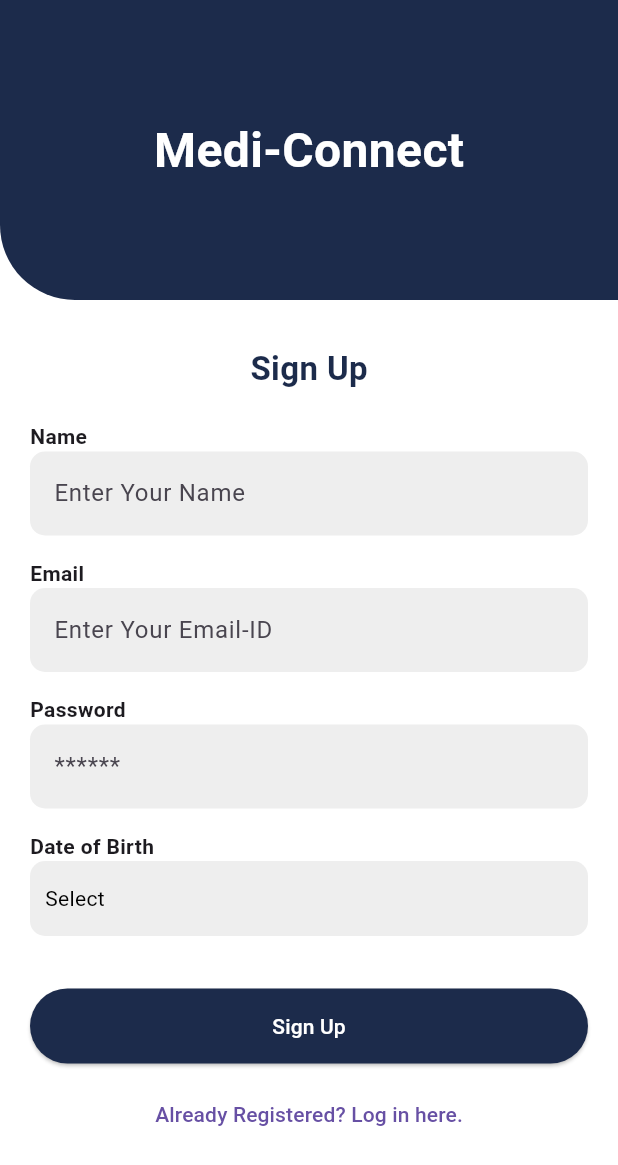
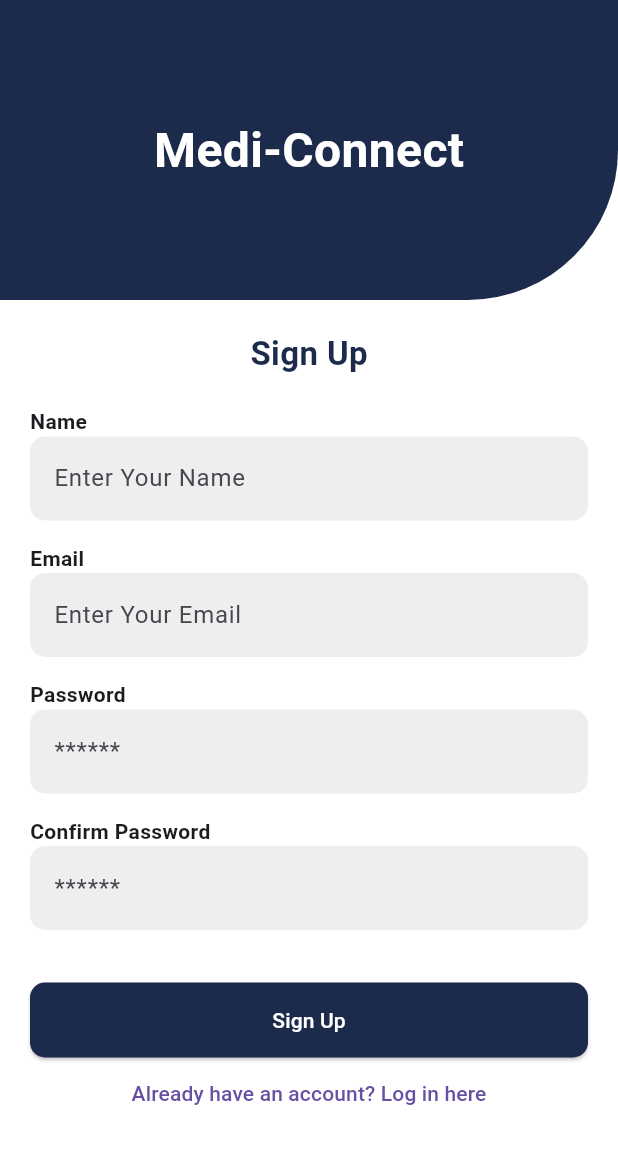
Before and after one commit to xdanujj/mediconnect, a Flutter app: the screen it shows after launch, after a tap on "Don't have an account? Signup here", on a phone screen of 412 x 824 dp. Shown: the top 1165 px of the screen. Run offline on Flutter 3.47's test engine with Material 3 defaults, Android fonts, the phone set to English and light mode, and no system bars; our stand-ins replace supabase_flutter; accounts and stored records are empty.

Commit message:
backend for sign up and login page

```diff
--- a/mediconnect/lib/loginpage.dart
+++ b/mediconnect/lib/loginpage.dart
@@ -1,8 +1,44 @@
 import 'package:flutter/material.dart';
 import 'package:mediconnect/signup.dart';
 import 'package:mediconnect/userchoice.dart';
+import 'package:mediconnect/supabaseservices.dart';
 
-class LoginScreen extends StatelessWidget {
+class LoginScreen extends StatefulWidget {
+  @override
+  _LoginScreenState createState() => _LoginScreenState();
+}
+
+class _LoginScreenState extends State<LoginScreen> {
+  final TextEditingController emailController = TextEditingController();
+  final TextEditingController passwordController = TextEditingController();
+  final SupabaseService supabaseService = SupabaseService();
+
+  // Login Function
+  Future<void> loginUser() async {
+    String email = emailController.text.trim();
+    String password = passwordController.text.trim();
+
+    if (email.isEmpty || password.isEmpty) {
+      ScaffoldMessenger.of(context).showSnackBar(
+        const SnackBar(content: Text("Please enter both email and password")),
+      );
+      return;
+    }
+
+    final result = await supabaseService.signIn(email, password);
+
+    if (result != null && !result.startsWith('Error')) {
+      ScaffoldMessenger.of(context).showSnackBar(
+        const SnackBar(content: Text("Login Successful!")),
+      );
+      Navigator.pushReplacementNamed(context, '/userchoice');
+    } else {
+      ScaffoldMessenger.of(context).showSnackBar(
+        const SnackBar(content: Text("Login failed. Incorrect email or password. Please try again.")),
+      );
+    }
+  }
+
   @override
   Widget build(BuildContext context) {
     return Scaffold(
@@ -10,75 +46,42 @@ class LoginScreen extends StatelessWidget {
       body: SafeArea(
         child: Column(
           children: [
-            // Dark Blue Header with Curved Bottom-Right
             Expanded(
-              flex: 3, // Takes 3 parts of available space
+              flex: 3,
               child: Container(
                 decoration: const BoxDecoration(
-                  color: Color(0xFF1C2B4B), // Dark Blue
-                  borderRadius: BorderRadius.only(
-                    bottomRight: Radius.circular(100), // Curved corner
-                  ),
+                  color: Color(0xFF1C2B4B),
+                  borderRadius: BorderRadius.only(bottomRight: Radius.circular(100)),
                 ),
                 child: const Center(
                   child: Text(
                     "Medi-Connect",
-                    style: TextStyle(
-                      fontSize: 32,
-                      fontWeight: FontWeight.bold,
-                      color: Colors.white,
-                    ),
+                    style: TextStyle(fontSize: 32, fontWeight: FontWeight.bold, color: Colors.white),
                   ),
                 ),
               ),
             ),
-
-            // Login Form Section
             Expanded(
-              flex: 5, // Takes 5 parts of available space
+              flex: 5,
               child: Padding(
                 padding: const EdgeInsets.symmetric(horizontal: 20),
                 child: Column(
                   mainAxisAlignment: MainAxisAlignment.center,
                   children: [
-                    const Text(
-                      "Login",
-                      style: TextStyle(
-                        fontSize: 22,
-                        fontWeight: FontWeight.bold,
-                        color: Color(0xFF1C2B4B),
-                      ),
-                    ),
+                    buildTextField("Email", "Enter Your Email", controller: emailController),
+                    buildTextField("Password", "******", isPassword: true, controller: passwordController),
                     const SizedBox(height: 20),
-                    buildTextField("NAME", "Enter Your Name"),
-                    buildTextField("PASSWORD", "******", isPassword: true),
-
-                    const SizedBox(height: 20),
-
-                    // Log In Button
                     ElevatedButton(
                       style: ElevatedButton.styleFrom(
                         backgroundColor: const Color(0xFF1C2B4B),
                         minimumSize: const Size(double.infinity, 50),
                       ),
-                      onPressed: () {
-                        Navigator.push(
-                          context,
-                          MaterialPageRoute(builder: (context) => UserChoicePage()),
-                        );
-                      },
+                      onPressed: loginUser,
                       child: const Text("Log In", style: TextStyle(color: Colors.white)),
                     ),
-
-                    const SizedBox(height: 10),
-
-                    // Signup Link
                     TextButton(
                       onPressed: () {
-                        Navigator.push(
-                          context,
-                          MaterialPageRoute(builder: (context) => SignUpScreen()),
-                        );
+                        Navigator.pushNamed(context, '/signup');
                       },
                       child: const Text("Don't have an account? Signup here"),
                     ),
@@ -93,17 +96,15 @@ class LoginScreen extends StatelessWidget {
   }
 
   // Reusable Text Field Widget
-  Widget buildTextField(String label, String hint, {bool isPassword = false}) {
+  Widget buildTextField(String label, String hint, {bool isPassword = false, required TextEditingController controller}) {
     return Padding(
       padding: const EdgeInsets.only(bottom: 15),
       child: Column(
         crossAxisAlignment: CrossAxisAlignment.start,
         children: [
-          Text(
-            label,
-            style: const TextStyle(fontWeight: FontWeight.bold),
-          ),
+          Text(label, style: const TextStyle(fontWeight: FontWeight.bold)),
           TextFormField(
+            controller: controller,
             obscureText: isPassword,
             decoration: InputDecoration(
               hintText: hint,
--- a/mediconnect/lib/main.dart
+++ b/mediconnect/lib/main.dart
@@ -1,15 +1,23 @@
 import 'package:flutter/material.dart';
+import 'package:mediconnect/supabaseservices.dart';
 import 'package:mediconnect/loginpage.dart';
 import 'package:mediconnect/signup.dart';
 import 'package:mediconnect/userchoice.dart';
-import 'package:mediconnect/appointment.dart';
-import 'package:mediconnect/sidemenu.dart';
+import 'package:mediconnect/appointmentpagewithdrawer.dart';
+import 'package:supabase_flutter/supabase_flutter.dart';
 
-import 'AppointmentPageWithDrawer.dart'; // Import the SideMenu
 
-void main() {
+Future<void> main() async {
+  WidgetsFlutterBinding.ensureInitialized();
+
+  await Supabase.initialize(
+    url: 'https://uuevolmdxgnnaofgjiqd.supabase.co',
+    anonKey: 'eyJhbGciOiJIUzI1NiIsInR5cCI6IkpXVCJ9.eyJpc3MiOiJzdXBhYmFzZSIsInJlZiI6InV1ZXZvbG1keGdubmFvZmdqaXFkIiwicm9sZSI6ImFub24iLCJpYXQiOjE3NDIzMTEwMjYsImV4cCI6MjA1Nzg4NzAyNn0.VBQvFIeeQjknfQmPDgkjesMf-2Jx8ulzGqLn7qnsUFs',
+  );
+
   runApp(const MediConnectApp());
 }
+
 
 class MediConnectApp extends StatelessWidget {
   const MediConnectApp({Key? key}) : super(key: key);
@@ -22,12 +30,12 @@ class MediConnectApp extends StatelessWidget {
       theme: ThemeData(
         primarySwatch: Colors.blue,
       ),
-      initialRoute: '/Login', // Initial screen
+      initialRoute: '/login',
       routes: {
-        '/Login': (context) => LoginScreen(),
+        '/login': (context) => LoginScreen(),
         '/signup': (context) => SignUpScreen(),
         '/userchoice': (context) => UserChoicePage(),
-        '/appointment': (context) => AppointmentPageWithDrawer() // Use the updated page
+        '/appointment': (context) => AppointmentPageWithDrawer(),
       },
     );
   }
--- a/mediconnect/lib/signup.dart
+++ b/mediconnect/lib/signup.dart
@@ -1,5 +1,5 @@
 import 'package:flutter/material.dart';
-import 'package:mediconnect/loginpage.dart';
+import 'package:mediconnect/supabaseservices.dart';
 
 class SignUpScreen extends StatefulWidget {
   @override
@@ -7,95 +7,103 @@ class SignUpScreen extends StatefulWidget {
 }
 
 class _SignUpScreenState extends State<SignUpScreen> {
-  DateTime? _selectedDate;
+  final TextEditingController nameController = TextEditingController();
+  final TextEditingController emailController = TextEditingController();
+  final TextEditingController passwordController = TextEditingController();
+  final TextEditingController confirmPasswordController = TextEditingController();
+  final SupabaseService supabaseService = SupabaseService();
+
+  Future<void> signUpUser() async {
+    String name = nameController.text.trim();
+    String email = emailController.text.trim();
+    String password = passwordController.text.trim();
+    String confirmPassword = confirmPasswordController.text.trim();
+
+    if (name.isEmpty || email.isEmpty || password.isEmpty || confirmPassword.isEmpty) {
+      ScaffoldMessenger.of(context).showSnackBar(
+        const SnackBar(content: Text("Please fill in all fields")),
+      );
+      return;
+    }
+
+    if (password != confirmPassword) {
+      ScaffoldMessenger.of(context).showSnackBar(
+        const SnackBar(content: Text("Passwords do not match")),
+      );
+      return;
+    }
+
+    // Send name to supabase using signUp function
+    final result = await supabaseService.signUp(email, password, name);
+
+    if (result != null && !result.startsWith('Error')) {
+      ScaffoldMessenger.of(context).showSnackBar(
+        const SnackBar(content: Text("Sign up successful. Please log in.")),
+      );
+      Navigator.pushReplacementNamed(context, '/login');
+    } else {
+      ScaffoldMessenger.of(context).showSnackBar(
+        SnackBar(content: Text(result ?? "Sign up failed. Please try again.")),
+      );
+    }
+  }
 
   @override
   Widget build(BuildContext context) {
     return Scaffold(
       backgroundColor: Colors.white,
-      body: SingleChildScrollView(
+      body: SafeArea(
+        child: SingleChildScrollView(
           child: Column(
-          children: [
-            // Blue Header with White Medi-Connect Text
-            Stack(
             children: [
               Container(
                 height: 200,
                 decoration: const BoxDecoration(
-                    color: Color(0xFF1C2B4B), // Dark Blue
-                    borderRadius: BorderRadius.only(
-                      bottomLeft: Radius.circular(50),
+                  color: Color(0xFF1C2B4B),
+                  borderRadius: BorderRadius.only(bottomRight: Radius.circular(100)),
+                ),
+                child: const Center(
+                  child: Text(
+                    "Medi-Connect",
+                    style: TextStyle(fontSize: 32, fontWeight: FontWeight.bold, color: Colors.white),
                   ),
                 ),
               ),
-                Positioned.fill(
-                  child: Center(
-                    child: const Text(
-                      "Medi-Connect",
-                      style: TextStyle(
-                        fontSize: 32,
-                        fontWeight: FontWeight.bold,
-                        color: Colors.white,
-                      ),
-                    ),
-                  ),
-                ),
-              ],
-            ),
-
+              Padding(
+                padding: const EdgeInsets.symmetric(horizontal: 20),
+                child: Column(
+                  mainAxisAlignment: MainAxisAlignment.center,
+                  children: [
                     const SizedBox(height: 20),
-
-            // Form Section
-            Padding(
-              padding: const EdgeInsets.symmetric(horizontal: 20, vertical: 10),
-              child: Column(
-                crossAxisAlignment: CrossAxisAlignment.start,
-                children: [
-                  const Center(
-                    child: Text(
+                    const Text(
                       "Sign Up",
-                      style: TextStyle(
-                        fontSize: 22,
-                        fontWeight: FontWeight.bold,
-                        color: Color(0xFF1C2B4B),
-                      ),
-                    ),
+                      style: TextStyle(fontSize: 22, fontWeight: FontWeight.bold, color: Color(0xFF1C2B4B)),
                     ),
                     const SizedBox(height: 20),
-                  buildTextField("Name", "Enter Your Name"),
-                  buildTextField("Email", "Enter Your Email-ID"),
-                  buildTextField("Password", "******", isPassword: true),
-                  buildDatePicker(context),
-
+                    buildTextField("Name", "Enter Your Name", controller: nameController),
+                    buildTextField("Email", "Enter Your Email", controller: emailController),
+                    buildTextField("Password", "******", isPassword: true, controller: passwordController),
+                    buildTextField("Confirm Password", "******", isPassword: true, controller: confirmPasswordController),
                     const SizedBox(height: 20),
-
-                  // Sign Up Button
-                  Center(
+                    SizedBox(
+                      width: double.infinity,
+                      height: 50,
                       child: ElevatedButton(
                         style: ElevatedButton.styleFrom(
                           backgroundColor: const Color(0xFF1C2B4B),
-                        minimumSize: const Size(double.infinity, 50),
+                          shape: RoundedRectangleBorder(
+                            borderRadius: BorderRadius.circular(10),
                           ),
-                      onPressed: () {
-                        // Handle sign-up action
-                      },
+                        ),
+                        onPressed: signUpUser,
                         child: const Text("Sign Up", style: TextStyle(color: Colors.white)),
                       ),
                     ),
-
-                  const SizedBox(height: 10),
-
-                  // Login Link
-                  Center(
-                    child: TextButton(
+                    TextButton(
                       onPressed: () {
-                        Navigator.push(
-                          context,
-                          MaterialPageRoute(builder: (context) => LoginScreen()),
-                        );
+                        Navigator.pushReplacementNamed(context, '/login');
                       },
-                      child: const Text("Already Registered? Log in here."),
-                    ),
+                      child: const Text("Already have an account? Log in here"),
                     ),
                   ],
                 ),
@@ -103,21 +111,21 @@ class _SignUpScreenState extends State<SignUpScreen> {
             ],
           ),
         ),
+      ),
     );
   }
 
   // Reusable Text Field Widget
-  Widget buildTextField(String label, String hint, {bool isPassword = false}) {
+  Widget buildTextField(String label, String hint,
+      {bool isPassword = false, required TextEditingController controller}) {
     return Padding(
       padding: const EdgeInsets.only(bottom: 15),
       child: Column(
         crossAxisAlignment: CrossAxisAlignment.start,
         children: [
-          Text(
-            label,
-            style: const TextStyle(fontWeight: FontWeight.bold),
-          ),
+          Text(label, style: const TextStyle(fontWeight: FontWeight.bold)),
           TextFormField(
+            controller: controller,
             obscureText: isPassword,
             decoration: InputDecoration(
               hintText: hint,
@@ -133,49 +141,4 @@ class _SignUpScreenState extends State<SignUpScreen> {
       ),
     );
   }
-
-  // Date Picker Widget
-  Widget buildDatePicker(BuildContext context) {
-    return Padding(
-      padding: const EdgeInsets.only(bottom: 15),
-      child: Column(
-        crossAxisAlignment: CrossAxisAlignment.start,
-        children: [
-          const Text(
-            "Date of Birth",
-            style: TextStyle(fontWeight: FontWeight.bold),
-          ),
-          InkWell(
-            onTap: () async {
-              DateTime? pickedDate = await showDatePicker(
-                context: context,
-                initialDate: _selectedDate ?? DateTime.now(),
-                firstDate: DateTime(1900),
-                lastDate: DateTime.now(),
-              );
-              if (pickedDate != null) {
-                setState(() {
-                  _selectedDate = pickedDate;
-                });
 }
-            },
-            child: Container(
-              width: double.infinity,
-              padding: const EdgeInsets.symmetric(vertical: 15, horizontal: 10),
-              decoration: BoxDecoration(
-                color: Colors.grey[200],
-                borderRadius: BorderRadius.circular(10),
-              ),
-              child: Text(
-                _selectedDate != null
-                    ? "${_selectedDate!.day}/${_selectedDate!.month}/${_selectedDate!.year}"
-                    : "Select",
-                style: const TextStyle(color: Colors.black),
-              ),
-            ),
-          ),
-        ],
-      ),
-    );
-  }
-}
--- /dev/null
+++ b/mediconnect/lib/supabaseservices.dart
@@ -0,0 +1,42 @@
+import 'package:supabase_flutter/supabase_flutter.dart';
+
+class SupabaseService {
+  final SupabaseClient client = Supabase.instance.client;
+
+  // Sign Up with Display Name
+  Future<String?> signUp(String name, String email, String password) async {
+    try {
+      final response = await client.auth.signUp(
+        email: email,
+        password: password,
+        data: {'display_name': name}, // Saving Display Name to Metadata
+      );
+      return response.user?.id;
+    } catch (e) {
+      return 'Error: $e';
+    }
+  }
+
+  // Sign In
+  Future<String?> signIn(String email, String password) async {
+    try {
+      final response = await client.auth.signInWithPassword(
+        email: email,
+        password: password,
+      );
+      return response.user?.id;
+    } catch (e) {
+      return 'Error: $e';
+    }
+  }
+
+  // Sign Out
+  Future<void> signOut() async {
+    await client.auth.signOut();
+  }
+
+  // Get Current User
+  User? getCurrentUser() {
+    return client.auth.currentUser;
+  }
+}
--- a/mediconnect/pubspec.yaml
+++ b/mediconnect/pubspec.yaml
@@ -30,6 +30,7 @@ environment:
 dependencies:
   flutter:
     sdk: flutter
+  supabase_flutter: ^2.0.0
 
   # The following adds the Cupertino Icons font to your application.
   # Use with the CupertinoIcons class for iOS style icons.
```
Also changed, not shown: mediconnect/lib/sidemenu.dart (+54 -43 lines), mediconnect/pubspec.lock, 5 other files. Lines whose indentation alone changed are shown as unchanged.
